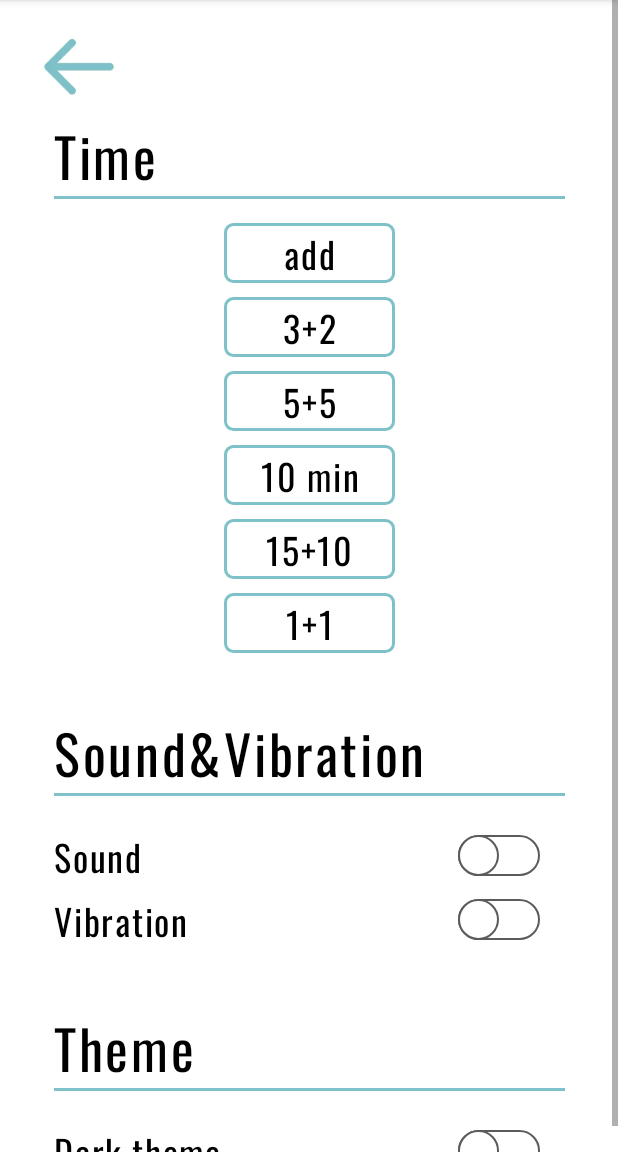
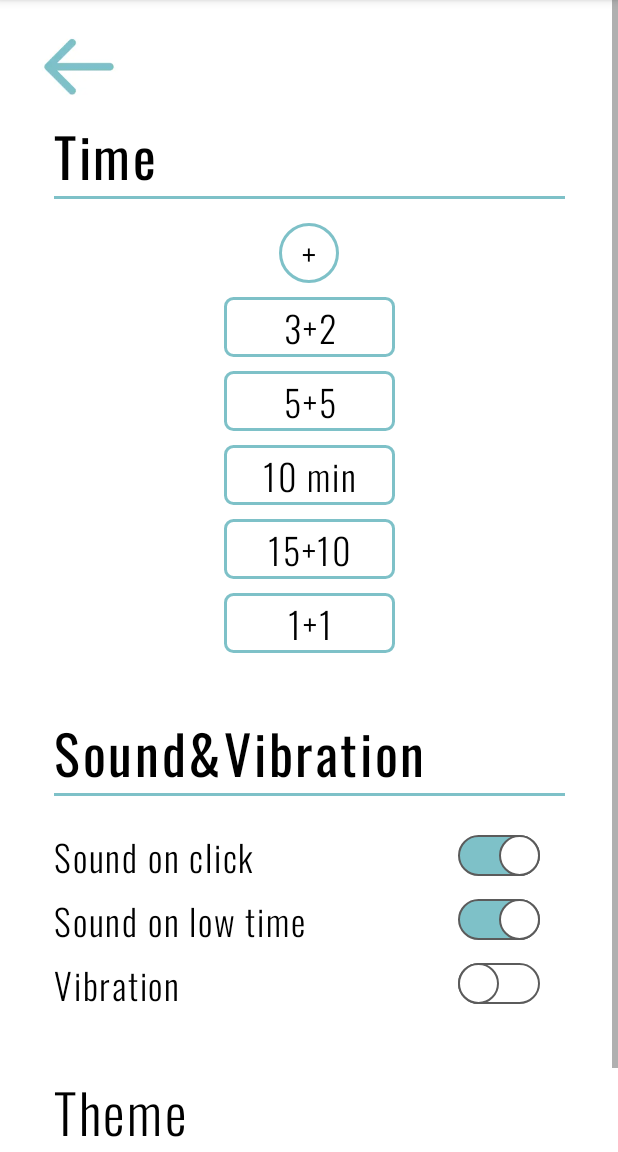
Before and after one commit to Ulyana75/ChessTimer, an Android app: the fragment SettingsFragment shown on its own in the app's theme, on a phone screen of 412 x 824 dp, the part 84-1236 px from its top. Run offline under Robolectric (Android 15) with nearby library versions, the phone set to English and light mode, and no system bars.

Commit message:
add sounds

```diff
--- a/app/src/main/java/com/itmofitip/chesstimer/presenter/SettingsPresenter.kt
+++ b/app/src/main/java/com/itmofitip/chesstimer/presenter/SettingsPresenter.kt
@@ -1,6 +1,7 @@
 package com.itmofitip.chesstimer.presenter
 
 import com.itmofitip.chesstimer.repository.PauseState
+import com.itmofitip.chesstimer.repository.SwitchType
 import com.itmofitip.chesstimer.utilities.APP_ACTIVITY
 import com.itmofitip.chesstimer.utilities.TimeItem
 import com.itmofitip.chesstimer.view.SettingsView
@@ -13,8 +14,16 @@ import java.util.concurrent.TimeUnit
 class SettingsPresenter(private val view: SettingsView) {
 
     private val settingsTimeRepository = APP_ACTIVITY.settingsTimeRepository
+    private val settingsSwitchesRepository = APP_ACTIVITY.settingsSwitchesRepository
     private val timeRepository = APP_ACTIVITY.timeRepository
     private val pauseRepository = APP_ACTIVITY.pauseRepository
+
+    fun attach() {
+        initSwitchesInView()
+    }
+
+    fun detach() {
+    }
 
     fun getTimeList(): List<TimeItem> = settingsTimeRepository.getTimeList()
 
@@ -27,4 +36,17 @@ class SettingsPresenter(private val view: SettingsView) {
         pauseRepository.setPauseState(PauseState.NOT_STARTED)
         view.onTimeItemChosen()
     }
+
+    fun onSwitchCheckedChange(switchType: SwitchType, isChecked: Boolean) {
+        settingsSwitchesRepository.setNewIsChecked(switchType, isChecked)
+    }
+
+    private fun initSwitchesInView() {
+        with(settingsSwitchesRepository) {
+            view.setSwitchIsChecked(SwitchType.SOUND_ON_CLICK, isSoundOnClickChecked)
+            view.setSwitchIsChecked(SwitchType.SOUND_ON_LOW_TIME, isSoundOnLowTimeChecked)
+            view.setSwitchIsChecked(SwitchType.VIBRATION, isVibrationChecked)
+            view.setSwitchIsChecked(SwitchType.DARK_THEME, isDarkThemeChecked)
+        }
+    }
 }
--- /dev/null
+++ b/app/src/main/java/com/itmofitip/chesstimer/repository/SettingsSwitchesRepository.kt
@@ -0,0 +1,57 @@
+package com.itmofitip.chesstimer.repository
+
+import android.content.Context
+import com.itmofitip.chesstimer.utilities.APP_ACTIVITY
+import kotlinx.coroutines.ExperimentalCoroutinesApi
+import kotlinx.coroutines.FlowPreview
+
+@FlowPreview
+@ExperimentalCoroutinesApi
+class SettingsSwitchesRepository : WorkerWithSavedData {
+    var isSoundOnClickChecked = true
+        private set
+    var isSoundOnLowTimeChecked = true
+        private set
+    var isVibrationChecked = false
+        private set
+    var isDarkThemeChecked = false
+        private set
+
+    override fun initData() {
+        with(APP_ACTIVITY.getPreferences(Context.MODE_PRIVATE)) {
+            isSoundOnClickChecked = getBoolean(KEY_TIMER_SOUND, true)
+            isSoundOnLowTimeChecked = getBoolean(KEY_LOW_TIME_SOUND, true)
+            isVibrationChecked = getBoolean(KEY_VIBRATION, false)
+            isDarkThemeChecked = getBoolean(KEY_DARK_THEME, false)
+        }
+    }
+
+    override fun saveData() {
+        with(APP_ACTIVITY.getPreferences(Context.MODE_PRIVATE).edit()) {
+            putBoolean(KEY_TIMER_SOUND, isSoundOnClickChecked)
+            putBoolean(KEY_LOW_TIME_SOUND, isSoundOnLowTimeChecked)
+            putBoolean(KEY_VIBRATION, isVibrationChecked)
+            putBoolean(KEY_DARK_THEME, isDarkThemeChecked)
+        }.apply()
+    }
+
+    fun setNewIsChecked(switchType: SwitchType, isChecked: Boolean) {
+        when (switchType) {
+            SwitchType.SOUND_ON_CLICK -> isSoundOnClickChecked = isChecked
+            SwitchType.SOUND_ON_LOW_TIME -> isSoundOnLowTimeChecked = isChecked
+            SwitchType.VIBRATION -> isVibrationChecked = isChecked
+            SwitchType.DARK_THEME -> isDarkThemeChecked = isChecked
+        }
+    }
+
+    companion object {
+        private const val KEY_TIMER_SOUND = "timer_sound"
+        private const val KEY_LOW_TIME_SOUND = "low_time_sound"
+        private const val KEY_VIBRATION = "vibration"
+        private const val KEY_DARK_THEME = "dark_theme"
+    }
+}
+
+enum class SwitchType {
+    SOUND_ON_CLICK, SOUND_ON_LOW_TIME, VIBRATION, DARK_THEME
+}
--- /dev/null
+++ b/app/src/main/java/com/itmofitip/chesstimer/repository/WorkerWithSavedData.kt
@@ -0,0 +1,6 @@
+package com.itmofitip.chesstimer.repository
+
+interface WorkerWithSavedData {
+    fun initData()
+    fun saveData()
+}
--- a/app/src/main/java/com/itmofitip/chesstimer/view/SettingsView.kt
+++ b/app/src/main/java/com/itmofitip/chesstimer/view/SettingsView.kt
@@ -1,5 +1,9 @@
 package com.itmofitip.chesstimer.view
+
+import com.itmofitip.chesstimer.repository.SwitchType
 
 interface SettingsView {
     fun onTimeItemChosen()
+
+    fun setSwitchIsChecked(switchType: SwitchType, isChecked: Boolean)
 }
--- a/app/src/main/java/com/itmofitip/chesstimer/view/fragment/SettingsFragment.kt
+++ b/app/src/main/java/com/itmofitip/chesstimer/view/fragment/SettingsFragment.kt
@@ -1,16 +1,17 @@
 package com.itmofitip.chesstimer.view.fragment
 
 import android.os.Bundle
-import androidx.fragment.app.Fragment
 import android.view.LayoutInflater
 import android.view.View
 import android.view.ViewGroup
 import android.widget.ImageView
+import androidx.appcompat.widget.SwitchCompat
+import androidx.fragment.app.Fragment
 import androidx.recyclerview.widget.RecyclerView
 import com.itmofitip.chesstimer.R
 import com.itmofitip.chesstimer.presenter.SettingsPresenter
+import com.itmofitip.chesstimer.repository.SwitchType
 import com.itmofitip.chesstimer.utilities.APP_ACTIVITY
-import com.itmofitip.chesstimer.utilities.replaceFragment
 import com.itmofitip.chesstimer.view.SettingsView
 import com.itmofitip.chesstimer.view.TimeAdapter
 import kotlinx.coroutines.ExperimentalCoroutinesApi
@@ -33,19 +34,52 @@ class SettingsFragment : Fragment(), SettingsView {
 
     override fun onStart() {
         super.onStart()
+        presenter.attach()
         initButtons()
         timeRecyclerView = requireActivity().findViewById(R.id.time_recycler_view)
         timeRecyclerView.adapter = TimeAdapter(presenter.getTimeList(), presenter::onTimeItemChosen)
+    }
+
+    override fun onStop() {
+        super.onStop()
+        presenter.detach()
     }
 
     override fun onTimeItemChosen() {
         APP_ACTIVITY.supportFragmentManager.popBackStack()
     }
 
+    override fun setSwitchIsChecked(switchType: SwitchType, isChecked: Boolean) {
+        with(requireActivity()) {
+            when (switchType) {
+                SwitchType.SOUND_ON_CLICK ->
+                    findViewById<SwitchCompat>(R.id.switch_sound_on_click).isChecked = isChecked
+                SwitchType.SOUND_ON_LOW_TIME ->
+                    findViewById<SwitchCompat>(R.id.switch_sound_low_time).isChecked = isChecked
+                SwitchType.VIBRATION ->
+                    findViewById<SwitchCompat>(R.id.switch_vibration).isChecked = isChecked
+                SwitchType.DARK_THEME ->
+                    findViewById<SwitchCompat>(R.id.switch_dark_theme).isChecked = isChecked
+            }
+        }
+    }
+
     private fun initButtons() {
-        with (requireActivity()) {
+        with(requireActivity()) {
             findViewById<ImageView>(R.id.return_button).setOnClickListener {
                 APP_ACTIVITY.supportFragmentManager.popBackStack()
+            }
+            findViewById<SwitchCompat>(R.id.switch_sound_on_click).setOnCheckedChangeListener { _, isChecked ->
+                presenter.onSwitchCheckedChange(SwitchType.SOUND_ON_CLICK, isChecked)
+            }
+            findViewById<SwitchCompat>(R.id.switch_sound_low_time).setOnCheckedChangeListener { _, isChecked ->
+                presenter.onSwitchCheckedChange(SwitchType.SOUND_ON_LOW_TIME, isChecked)
+            }
+            findViewById<SwitchCompat>(R.id.switch_vibration).setOnCheckedChangeListener { _, isChecked ->
+                presenter.onSwitchCheckedChange(SwitchType.VIBRATION, isChecked)
+            }
+            findViewById<SwitchCompat>(R.id.switch_dark_theme).setOnCheckedChangeListener { _, isChecked ->
+                presenter.onSwitchCheckedChange(SwitchType.DARK_THEME, isChecked)
             }
         }
     }
--- /dev/null
+++ b/app/src/main/res/drawable/border_for_add_button.xml
@@ -0,0 +1,19 @@
+<?xml version="1.0" encoding="utf-8"?>
+<ripple xmlns:android="http://schemas.android.com/apk/res/android"
+    android:color="?colorControlHighlight">
+
+    <item android:state_pressed="true">
+        <shape android:shape="oval">
+            <solid android:color="@color/white"/>
+            <corners android:radius="@dimen/time_item_border_radius"/>
+        </shape>
+    </item>
+
+    <item android:state_pressed="true">
+        <shape android:shape="oval">
+            <stroke android:color="@color/main_blue" android:width="2dp"/>
+            <corners android:radius="@dimen/time_item_border_radius"/>
+        </shape>
+    </item>
+
+</ripple>
--- a/app/src/main/res/layout/fragment_settings.xml
+++ b/app/src/main/res/layout/fragment_settings.xml
@@ -41,15 +41,15 @@
 
         <TextView
             android:id="@+id/add_button"
-            android:layout_width="114dp"
+            android:layout_width="40dp"
             android:layout_height="40dp"
             app:layout_constraintStart_toStartOf="parent"
             app:layout_constraintEnd_toEndOf="parent"
             app:layout_constraintTop_toBottomOf="@+id/time_separator"
-            style="@style/base_text"
+            style="@style/base_text_light"
             android:text="@string/settings_add_time"
             android:textSize="24sp"
-            android:background="@drawable/border_for_time_element"
+            android:background="@drawable/border_for_add_button"
             android:textAlignment="center"
             android:layout_marginTop="16dp"/>
 
@@ -78,36 +78,61 @@
             tools:ignore="MissingConstraints" />
 
         <TextView
-            android:id="@+id/sound"
+            android:id="@+id/sound_on_click"
             android:layout_width="wrap_content"
             android:layout_height="wrap_content"
             app:layout_constraintTop_toBottomOf="@+id/time_separator_2"
             app:layout_constraintStart_toStartOf="parent"
             android:layout_marginTop="20dp"
-            style="@style/base_text"
-            android:text="@string/sound_title"
+            style="@style/base_text_light"
+            android:text="@string/click_sound_title"
             android:textSize="24sp"
             android:layout_marginStart="36dp"/>
 
         <androidx.appcompat.widget.SwitchCompat
-            android:id="@+id/switch_sound"
+            android:id="@+id/switch_sound_on_click"
             android:layout_width="57dp"
             android:layout_height="29dp"
-            app:layout_constraintBottom_toBottomOf="@id/sound"
-            app:layout_constraintTop_toTopOf="@+id/sound"
+            app:layout_constraintBottom_toBottomOf="@id/sound_on_click"
+            app:layout_constraintTop_toTopOf="@+id/sound_on_click"
             app:layout_constraintEnd_toEndOf="parent"
             android:layout_marginEnd="52dp"
             android:thumb="@drawable/custom_thumb"
-            app:track="@drawable/custom_track"/>
+            app:track="@drawable/custom_track"
+            android:checked="true"/>
+
+        <TextView
+            android:id="@+id/sound_on_low_time"
+            android:layout_width="wrap_content"
+            android:layout_height="wrap_content"
+            app:layout_constraintTop_toBottomOf="@+id/sound_on_click"
+            app:layout_constraintStart_toStartOf="parent"
+            android:layout_marginTop="4dp"
+            style="@style/base_text_light"
+            android:text="@string/sound_on_low_time_title"
+            android:textSize="24sp"
+            android:layout_marginStart="36dp"/>
+
+        <androidx.appcompat.widget.SwitchCompat
+            android:id="@+id/switch_sound_low_time"
+            android:layout_width="57dp"
+            android:layout_height="29dp"
+            app:layout_constraintBottom_toBottomOf="@id/sound_on_low_time"
+            app:layout_constraintTop_toTopOf="@+id/sound_on_low_time"
+            app:layout_constraintEnd_toEndOf="parent"
+            android:layout_marginEnd="52dp"
+            android:thumb="@drawable/custom_thumb"
+            app:track="@drawable/custom_track"
+            android:checked="true"/>
 
         <TextView
             android:id="@+id/vibration"
             android:layout_width="wrap_content"
             android:layout_height="wrap_content"
-            app:layout_constraintTop_toBottomOf="@+id/sound"
+            app:layout_constraintTop_toBottomOf="@+id/sound_on_low_time"
             app:layout_constraintStart_toStartOf="parent"
             android:layout_marginTop="4dp"
-            style="@style/base_text"
+            style="@style/base_text_light"
             android:text="@string/vibration_title"
             android:textSize="24sp"
             android:layout_marginStart="36dp"/>
@@ -129,7 +154,7 @@
             android:layout_width="match_parent"
             android:layout_height="wrap_content"
             android:text="@string/settings_header_theme"
-            style="@style/base_text"
+            style="@style/base_text_light"
             android:textSize="36sp"
             app:layout_constraintTop_toBottomOf="@+id/vibration"
             android:layout_marginTop="35dp"
@@ -148,7 +173,8 @@
             app:layout_constraintTop_toBottomOf="@+id/time_separator_3"
             app:layout_constraintStart_toStartOf="parent"
             android:layout_marginTop="20dp"
-            style="@style/base_text"
+            android:layout_marginBottom="20dp"
+            style="@style/base_text_light"
             android:text="@string/dark_theme_title"
             android:textSize="24sp"
             android:layout_marginStart="36dp"/>
--- a/app/src/main/res/layout/fragment_timer.xml
+++ b/app/src/main/res/layout/fragment_timer.xml
@@ -14,7 +14,8 @@
         app:layout_constraintBottom_toTopOf="@id/guideline"
         android:clickable="true"
         android:focusable="true"
-        android:rotation="180">
+        android:rotation="180"
+        android:soundEffectsEnabled="false">
 
         <com.itmofitip.chesstimer.view.CircularProgressBar
             android:id="@+id/progress_bar_second"
@@ -47,7 +48,8 @@
         app:layout_constraintTop_toBottomOf="@+id/guideline"
         android:clickable="true"
         android:focusable="true"
-        android:background="@color/white">
+        android:background="@color/white"
+        android:soundEffectsEnabled="false">
 
         <com.itmofitip.chesstimer.view.CircularProgressBar
             android:id="@+id/progress_bar_first"
--- a/app/src/main/res/layout/time_recycler_view_item.xml
+++ b/app/src/main/res/layout/time_recycler_view_item.xml
@@ -12,7 +12,7 @@
         app:layout_constraintStart_toStartOf="parent"
         app:layout_constraintEnd_toEndOf="parent"
         app:layout_constraintTop_toTopOf="parent"
-        style="@style/base_text"
+        style="@style/base_text_light"
         tools:text="3+2"
         android:textSize="24sp"
         android:background="@drawable/border_for_time_element"
--- a/app/src/main/res/values/strings.xml
+++ b/app/src/main/res/values/strings.xml
@@ -1,12 +1,11 @@
 <resources>
     <string name="app_name">ChessTimer</string>
-    <!-- TODO: Remove or change this placeholder text -->
-    <string name="hello_blank_fragment">Hello blank fragment</string>
     <string name="settings_header_time">Time</string>
-    <string name="settings_add_time">add</string>
+    <string name="settings_add_time">+</string>
     <string name="settings_header_sound"><![CDATA[Sound&Vibration]]></string>
-    <string name="sound_title">Sound</string>
+    <string name="click_sound_title">Sound on click</string>
     <string name="vibration_title">Vibration</string>
     <string name="settings_header_theme">Theme</string>
     <string name="dark_theme_title">Dark theme</string>
+    <string name="sound_on_low_time_title">Sound on low time</string>
 </resources>
--- a/app/src/main/res/values/styles.xml
+++ b/app/src/main/res/values/styles.xml
@@ -27,6 +27,12 @@
         <item name="android:letterSpacing">0.05</item>
     </style>
 
+    <style name="base_text_light">
+        <item name="android:textColor">@color/black</item>
+        <item name="fontFamily">@font/oswald_light</item>
+        <item name="android:letterSpacing">0.05</item>
+    </style>
+
     <style name="circular_progress_bar">
         <item name="android:layout_width">match_parent</item>
         <item name="android:layout_height">match_parent</item>
```
Also changed, not shown: app/src/main/java/com/itmofitip/chesstimer/MainActivity.kt (+13 -6 lines), app/src/main/java/com/itmofitip/chesstimer/presenter/TimerPresenter.kt (+18 -1 lines), app/src/main/java/com/itmofitip/chesstimer/repository/LastChosenTimeRepository.kt (+21 -27 lines), app/src/main/java/com/itmofitip/chesstimer/repository/TimeRepository.kt (+8 -8 lines), app/src/main/java/com/itmofitip/chesstimer/utilities/SavedDataInitializer.kt (added, +20 -0 lines), app/src/main/res/font/oswald_light.ttf (added), 1 other file.
